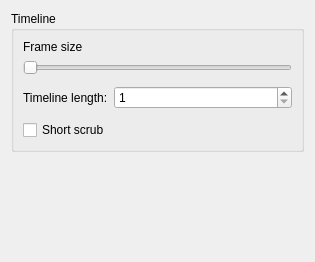
First picture: the form in app/ui/timelinepage.ui, repository pencil2d/pencil, before the edit.
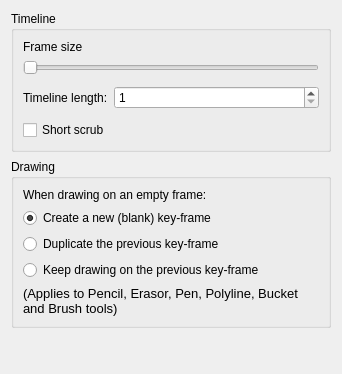
Second picture: the form after the edit.

Commit message:
Added options for when drawing on an empty (non-key) frame.
Smudge and move tool are still WIP; preference does not apply for
them yet.

```diff
--- a/app/ui/timelinepage.ui
+++ b/app/ui/timelinepage.ui
@@ -6,8 +6,8 @@
    <rect>
     <x>0</x>
     <y>0</y>
-    <width>315</width>
-    <height>262</height>
+    <width>342</width>
+    <height>374</height>
    </rect>
   </property>
   <layout class="QVBoxLayout" name="lay2">
@@ -83,6 +83,67 @@
      </layout>
     </widget>
    </item>
+   <item>
+    <widget class="QGroupBox" name="emptyFrameBox">
+     <property name="title">
+      <string>Drawing</string>
+     </property>
+     <layout class="QVBoxLayout" name="verticalLayout">
+      <item>
+       <widget class="QLabel" name="labelDrawingBehaviour">
+        <property name="text">
+         <string>When drawing on an empty frame:</string>
+        </property>
+       </widget>
+      </item>
+      <item>
+       <widget class="QRadioButton" name="radioButtonAddNewKey">
+        <property name="statusTip">
+         <string>Create a new (blank) key-frame and start drawing on it.</string>
+        </property>
+        <property name="text">
+         <string>Create a new (blank) key-frame</string>
+        </property>
+        <property name="checked">
+         <bool>true</bool>
+        </property>
+       </widget>
+      </item>
+      <item>
+       <widget class="QRadioButton" name="radioButtonDuplicate">
+        <property name="statusTip">
+         <string>Duplicate the previous key-frame and start drawing on the duplicate.</string>
+        </property>
+        <property name="text">
+         <string>Duplicate the previous key-frame</string>
+        </property>
+       </widget>
+      </item>
+      <item>
+       <widget class="QRadioButton" name="radioButtonDrawOnPrev">
+        <property name="text">
+         <string>Keep drawing on the previous key-frame</string>
+        </property>
+       </widget>
+      </item>
+      <item>
+       <widget class="QLabel" name="labelAppliesTo">
+        <property name="font">
+         <font>
+          <pointsize>10</pointsize>
+         </font>
+        </property>
+        <property name="text">
+         <string>&lt;html&gt;&lt;head/&gt;&lt;body&gt;&lt;p&gt;(Applies to Pencil, Erasor, Pen, Polyline, Bucket and Brush tools)&lt;/p&gt;&lt;/body&gt;&lt;/html&gt;</string>
+        </property>
+        <property name="wordWrap">
+         <bool>true</bool>
+        </property>
+       </widget>
+      </item>
+     </layout>
+    </widget>
+   </item>
    <item>
     <spacer name="verticalSpacer">
      <property name="orientation">
```
The commit also changes 13 other files.
